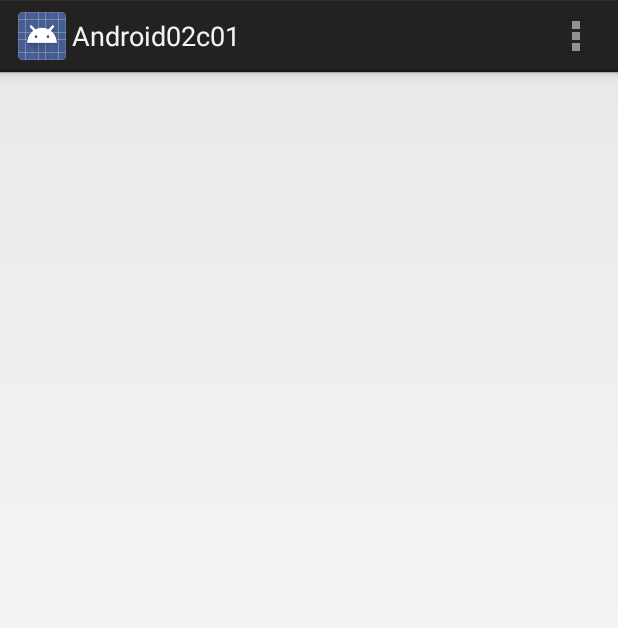
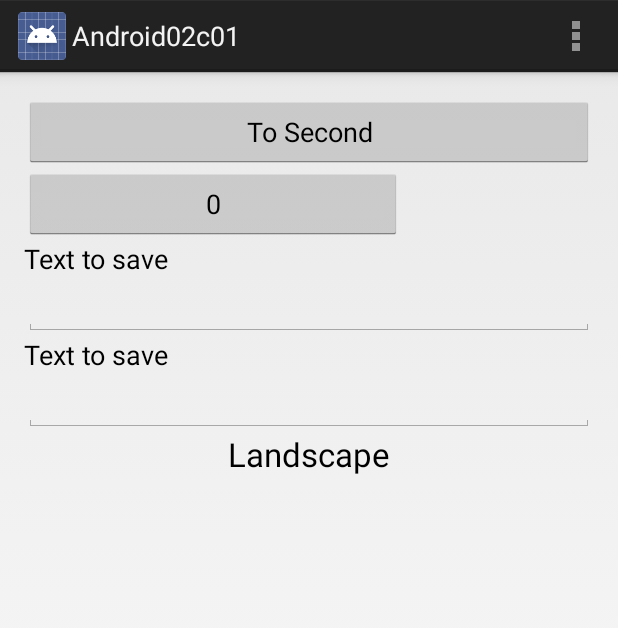
Before and after one commit to AdamCwojdzinski/Aplikacje-Mobilne02c01, an Android app: the screen it shows after launch (MyMainActivity), on a phone screen of 412 x 824 dp. Shown: the top 628 px of the screen. Run offline under Robolectric (Android 15) with nearby library versions, the phone set to English and light mode, and no system bars.

Commit message:
Wprowadzanie zmian - seria pierwsza

```diff
--- a/app/src/main/java/com/example/kjankiewicz/android02c01/MyMainActivity.kt
+++ b/app/src/main/java/com/example/kjankiewicz/android02c01/MyMainActivity.kt
@@ -1,6 +1,8 @@
 package com.example.kjankiewicz.android02c01
 
 import android.app.Activity
+import android.content.Context
+import android.content.Intent
 import android.os.Bundle
 import android.util.Log
 import android.view.Menu
@@ -12,15 +14,32 @@ import android.widget.Button
 class MyMainActivity : Activity() {
     private var activityTag = "MainActivityTag"
     private lateinit var button2: Button
+    private lateinit var button1: Button
     override fun onCreate(savedInstanceState: Bundle?) {
         super.onCreate(savedInstanceState)
+        setContentView(R.layout.activity_my_main)
         Log.i(activityTag, "OnCreate()")
-        /* TODO: Korzystając z metody setContentView();, której parametrem
+        /* DONE: Korzystając z metody setContentView();, której parametrem
         *  jest plik z definicją układu activity_my_main.xml załaduj widoki aktywności */
 
+        /* DONE: Za pomocą metody findViewById znajdź i przypisz do zmiennej button2 przycisk posiadający taki sam identyfikator
+        *  button2 = (Button) findViewById(identyfikator);*/
+        button2 = findViewById(R.id.button2)
+        button2.setOnClickListener(object : View.OnClickListener {
+            override fun onClick(v: View?){
+                val button2Val: Int? = Integer.parseInt(button2.text.toString())
+                button2.text = button2Val?.let {
+                    it + 1
+                }.toString()
+            }
+        })
 
-        /* TODO: Za pomocą metody findViewById znajdź i przypisz do zmiennej button2 przycisk posiadający taki sam identyfikator
-        *  button2 = (Button) findViewById(identyfikator);*/
+        button1 = findViewById(R.id.button1)
+        button1.setOnClickListener(object : View.OnClickListener {
+            override fun onClick(v: View?) {
+                runSecondActivity()
+            }
+        })
     }
 
     override fun onStart() {
@@ -87,10 +106,12 @@ class MyMainActivity : Activity() {
     }
 
 
-    fun runSecondActivity(view: View) {
-        /* TODO: Za pomocą jawnej intencji wywołaj aktywność zdefniowaną w klasie MySecondActivity */
+    fun runSecondActivity() {
+        /* DONE: Za pomocą jawnej intencji wywołaj aktywność zdefniowaną w klasie MySecondActivity */
+        val myIntent = Intent(this@MyMainActivity, MySecondActivity::class.java)
+        startActivity(myIntent)
     }
-
+    /*
     fun incrementButton(view: View) {
         // Do something in response to button
         val button2Val: Int? = Integer.parseInt(button2.text.toString())
@@ -98,5 +119,5 @@ class MyMainActivity : Activity() {
             it + 1
         }.toString()
     }
-
+    */
 }
--- a/app/src/main/res/layout/activity_my_main.xml
+++ b/app/src/main/res/layout/activity_my_main.xml
@@ -20,14 +20,12 @@
         android:id="@+id/button1"
         android:layout_width="match_parent"
         android:layout_height="wrap_content"
-        android:onClick="runSecondActivity"
         android:text="@string/to_second" />
 
     <Button
         android:id="@+id/button2"
         android:layout_width="252dp"
         android:layout_height="wrap_content"
-        android:onClick="incrementButton"
         android:text="0" />
 
     <TextView
```
Also changed, not shown: 1 other file.
